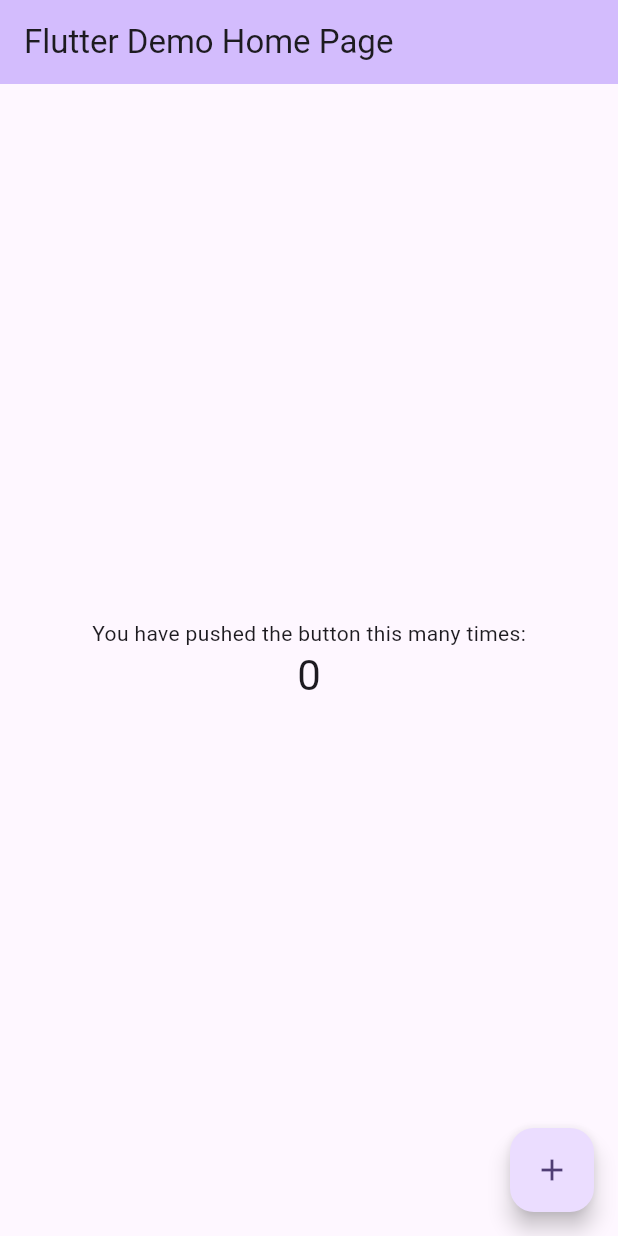
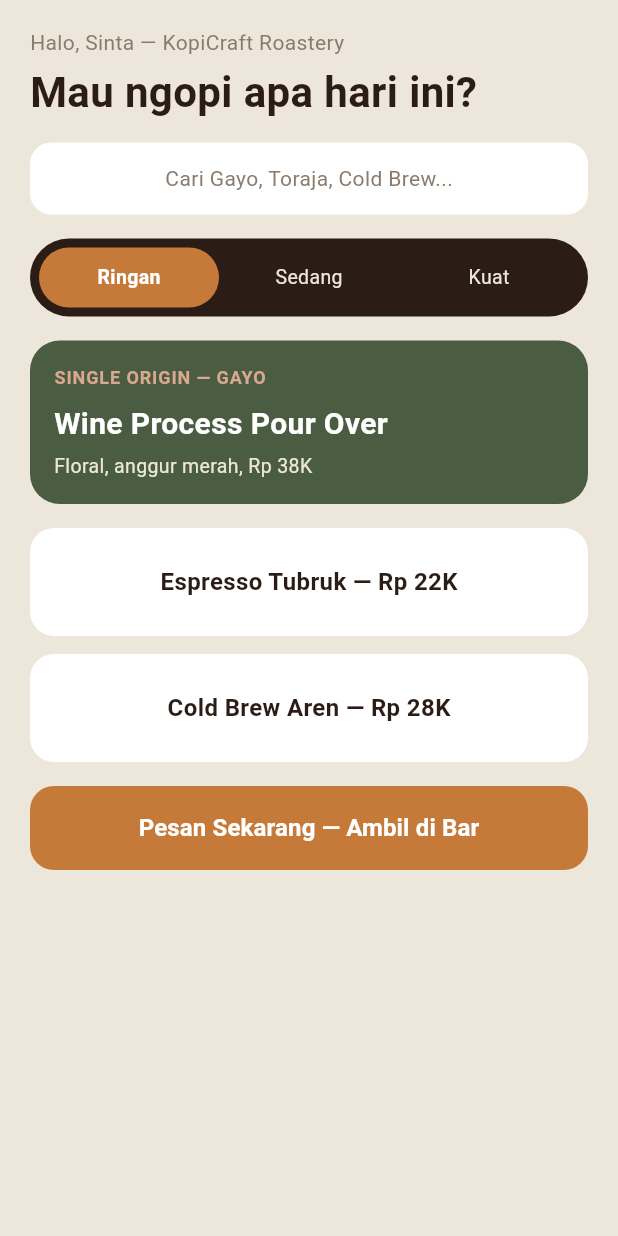
Before and after one commit to muhvarriel/test-figma-cli, a Flutter app: the screen it shows after launch, on a phone screen of 412 x 824 dp. Run offline on Flutter 3.47's test engine with Material 3 defaults, Android fonts, the phone set to English and light mode, and no system bars.

Commit message:
feat(view-and-create): implement design system, widgets, and main screen

```diff
--- /dev/null
+++ b/view-and-create/lib/core/theme/app_colors.dart
@@ -0,0 +1,14 @@
+import 'package:flutter/material.dart';
+
+/// KopiCraft design tokens — extracted from Figma variables (KopiCraft collection).
+/// Figma node: KopiCraft-Home 24:77, 390x844, bg oat.
+abstract final class AppColors {
+  static const oatBg = Color(0xFFEDE6DA);
+  static const surface = Color(0xFFFFFFFF);
+  static const espresso = Color(0xFF2B1D16);
+  static const caramel = Color(0xFFC67A3A);
+  static const moss = Color(0xFF4A5D43);
+  static const clay = Color(0xFFD9A88E);
+  static const muted = Color(0xFF8A7B6E);
+  static const darkPill = Color(0xFF2B1D16);
+}
--- /dev/null
+++ b/view-and-create/lib/core/theme/app_theme.dart
@@ -0,0 +1,22 @@
+import 'package:flutter/material.dart';
+
+import 'app_colors.dart';
+
+/// Material 3 theme mapped from Figma KopiCraft tokens.
+ThemeData buildAppTheme() {
+  final scheme = ColorScheme.fromSeed(
+    seedColor: AppColors.caramel,
+    primary: AppColors.caramel,
+    surface: AppColors.oatBg,
+  );
+  return ThemeData(
+    useMaterial3: true,
+    colorScheme: scheme,
+    scaffoldBackgroundColor: AppColors.oatBg,
+    appBarTheme: const AppBarTheme(
+      backgroundColor: AppColors.oatBg,
+      foregroundColor: AppColors.espresso,
+      elevation: 0,
+    ),
+  );
+}
--- /dev/null
+++ b/view-and-create/lib/core/theme/app_typography.dart
@@ -0,0 +1,48 @@
+import 'package:flutter/material.dart';
+
+import 'app_colors.dart';
+
+/// Type scale for KopiCraft.
+/// Display: Outfit-style geometric (system fallback), Body: Jakarta-style.
+abstract final class AppTypography {
+  static const greeting = TextStyle(
+    fontSize: 14,
+    height: 1.2,
+    color: AppColors.muted,
+  );
+  static const headline = TextStyle(
+    fontSize: 28,
+    fontWeight: FontWeight.w700,
+    height: 1.2,
+    color: AppColors.espresso,
+  );
+  static const searchHint = TextStyle(fontSize: 14, color: AppColors.muted);
+  static const pillSelected = TextStyle(
+    fontSize: 13,
+    fontWeight: FontWeight.w600,
+    color: Colors.white,
+  );
+  static const pillUnselected = TextStyle(fontSize: 13, color: AppColors.oatBg);
+  static const eyebrow = TextStyle(
+    fontSize: 12,
+    fontWeight: FontWeight.w600,
+    letterSpacing: 0.6,
+    color: AppColors.clay,
+  );
+  static const featuredTitle = TextStyle(
+    fontSize: 20,
+    fontWeight: FontWeight.w700,
+    color: Colors.white,
+  );
+  static const featuredBody = TextStyle(fontSize: 13, color: AppColors.oatBg);
+  static const menuTitle = TextStyle(
+    fontSize: 16,
+    fontWeight: FontWeight.w600,
+    color: AppColors.espresso,
+  );
+  static const cta = TextStyle(
+    fontSize: 16,
+    fontWeight: FontWeight.w700,
+    color: Colors.white,
+  );
+}
--- a/view-and-create/lib/main.dart
+++ b/view-and-create/lib/main.dart
@@ -1,122 +1,22 @@
 import 'package:flutter/material.dart';
 
+import 'core/theme/app_theme.dart';
+import 'screens/home_screen.dart';
+
 void main() {
-  runApp(const MyApp());
+  runApp(const KopiCraftApp());
 }
 
-class MyApp extends StatelessWidget {
-  const MyApp({super.key});
+class KopiCraftApp extends StatelessWidget {
+  const KopiCraftApp({super.key});
 
-  // This widget is the root of your application.
   @override
   Widget build(BuildContext context) {
     return MaterialApp(
-      title: 'Flutter Demo',
-      theme: ThemeData(
-        // This is the theme of your application.
-        //
-        // TRY THIS: Try running your application with "flutter run". You'll see
-        // the application has a purple toolbar. Then, without quitting the app,
-        // try changing the seedColor in the colorScheme below to Colors.green
-        // and then invoke "hot reload" (save your changes or press the "hot
-        // reload" button in a Flutter-supported IDE, or press "r" if you used
-        // the command line to start the app).
-        //
-        // Notice that the counter didn't reset back to zero; the application
-        // state is not lost during the reload. To reset the state, use hot
-        // restart instead.
-        //
-        // This works for code too, not just values: Most code changes can be
-        // tested with just a hot reload.
-        colorScheme: .fromSeed(seedColor: Colors.deepPurple),
-      ),
-      home: const MyHomePage(title: 'Flutter Demo Home Page'),
+      title: 'KopiCraft Roastery',
+      debugShowCheckedModeBanner: false,
+      theme: buildAppTheme(),
+      home: const HomeScreen(),
     );
   }
 }
-
-class MyHomePage extends StatefulWidget {
-  const MyHomePage({super.key, required this.title});
-
-  // This widget is the home page of your application. It is stateful, meaning
-  // that it has a State object (defined below) that contains fields that affect
-  // how it looks.
-
-  // This class is the configuration for the state. It holds the values (in this
-  // case the title) provided by the parent (in this case the App widget) and
-  // used by the build method of the State. Fields in a Widget subclass are
-  // always marked "final".
-
-  final String title;
-
-  @override
-  State<MyHomePage> createState() => _MyHomePageState();
-}
-
-class _MyHomePageState extends State<MyHomePage> {
-  int _counter = 0;
-
-  void _incrementCounter() {
-    setState(() {
-      // This call to setState tells the Flutter framework that something has
-      // changed in this State, which causes it to rerun the build method below
-      // so that the display can reflect the updated values. If we changed
-      // _counter without calling setState(), then the build method would not be
-      // called again, and so nothing would appear to happen.
-      _counter++;
-    });
-  }
-
-  @override
-  Widget build(BuildContext context) {
-    // This method is rerun every time setState is called, for instance as done
-    // by the _incrementCounter method above.
-    //
-    // The Flutter framework has been optimized to make rerunning build methods
-    // fast, so that you can just rebuild anything that needs updating rather
-    // than having to individually change instances of widgets.
-    return Scaffold(
-      appBar: AppBar(
-        // TRY THIS: Try changing the color here to a specific color (to
-        // Colors.amber, perhaps?) and trigger a hot reload to see the AppBar
-        // change color while the other colors stay the same.
-        backgroundColor: Theme.of(context).colorScheme.inversePrimary,
-        // Here we take the value from the MyHomePage object that was created by
-        // the App.build method, and use it to set our appbar title.
-        title: Text(widget.title),
-      ),
-      body: Center(
-        // Center is a layout widget. It takes a single child and positions it
-        // in the middle of the parent.
-        child: Column(
-          // Column is also a layout widget. It takes a list of children and
-          // arranges them vertically. By default, it sizes itself to fit its
-          // children horizontally, and tries to be as tall as its parent.
-          //
-          // Column has various properties to control how it sizes itself and
-          // how it positions its children. Here we use mainAxisAlignment to
-          // center the children vertically; the main axis here is the vertical
-          // axis because Columns are vertical (the cross axis would be
-          // horizontal).
-          //
-          // TRY THIS: Invoke "debug painting" (choose the "Toggle Debug Paint"
-          // action in the IDE, or press "p" in the console), to see the
-          // wireframe for each widget.
-          mainAxisAlignment: .center,
-          children: [
-            const Text('You have pushed the button this many times:'),
-            Text(
-              '$_counter',
-              style: Theme.of(context).textTheme.headlineMedium,
-            ),
-          ],
-        ),
-      ),
-      floatingActionButton: FloatingActionButton(
-        onPressed: _incrementCounter,
-        tooltip: 'Increment',
-        child: const Icon(Icons.add),
-      ),
-    );
-  }
-}
--- /dev/null
+++ b/view-and-create/lib/screens/home_screen.dart
@@ -0,0 +1,86 @@
+import 'package:flutter/material.dart';
+
+import '../core/theme/app_colors.dart';
+import '../core/theme/app_typography.dart';
+import '../widgets/brew_pill_selector.dart';
+import '../widgets/featured_card.dart';
+import '../widgets/menu_list_item.dart';
+import '../widgets/primary_button.dart';
+
+class HomeScreen extends StatefulWidget {
+  const HomeScreen({super.key});
+
+  @override
+  State<HomeScreen> createState() => _HomeScreenState();
+}
+
+class _HomeScreenState extends State<HomeScreen> {
+  int _strength = 0;
+  static const _options = ['Ringan', 'Sedang', 'Kuat'];
+
+  @override
+  Widget build(BuildContext context) {
+    return Scaffold(
+      backgroundColor: AppColors.oatBg,
+      body: SafeArea(
+        child: LayoutBuilder(
+          builder: (context, constraints) {
+            return SingleChildScrollView(
+              padding: const EdgeInsets.all(20),
+              child: ConstrainedBox(
+                constraints: BoxConstraints(
+                  minHeight: constraints.maxHeight - 40,
+                ),
+                child: Column(
+                  crossAxisAlignment: CrossAxisAlignment.start,
+                  children: [
+                    const Text(
+                      'Halo, Sinta — KopiCraft Roastery',
+                      style: AppTypography.greeting,
+                    ),
+                    const SizedBox(height: 8),
+                    const Text(
+                      'Mau ngopi apa hari ini?',
+                      style: AppTypography.headline,
+                    ),
+                    const SizedBox(height: 16),
+                    Container(
+                      height: 48,
+                      alignment: Alignment.center,
+                      padding: const EdgeInsets.symmetric(horizontal: 12),
+                      decoration: BoxDecoration(
+                        color: AppColors.surface,
+                        borderRadius: BorderRadius.circular(14),
+                      ),
+                      child: const Text(
+                        'Cari Gayo, Toraja, Cold Brew...',
+                        style: AppTypography.searchHint,
+                      ),
+                    ),
+                    const SizedBox(height: 16),
+                    BrewPillSelector(
+                      options: _options,
+                      selectedIndex: _strength,
+                      onSelected: (i) => setState(() => _strength = i),
+                    ),
+                    const SizedBox(height: 16),
+                    const FeaturedCard(),
+                    const SizedBox(height: 16),
+                    const MenuListItem(title: 'Espresso Tubruk — Rp 22K'),
+                    const SizedBox(height: 12),
+                    const MenuListItem(title: 'Cold Brew Aren — Rp 28K'),
+                    const SizedBox(height: 16),
+                    PrimaryButton(
+                      label: 'Pesan Sekarang — Ambil di Bar',
+                      onTap: () {},
+                    ),
+                  ],
+                ),
+              ),
+            );
+          },
+        ),
+      ),
+    );
+  }
+}
--- /dev/null
+++ b/view-and-create/lib/widgets/brew_pill_selector.dart
@@ -0,0 +1,57 @@
+import 'package:flutter/material.dart';
+
+import '../core/theme/app_colors.dart';
+import '../core/theme/app_typography.dart';
+
+/// Signature element: Brew Strength Pill Selector.
+/// Dark rounded container with 3 options, selected = caramel pill.
+class BrewPillSelector extends StatelessWidget {
+  const BrewPillSelector({
+    super.key,
+    required this.options,
+    required this.selectedIndex,
+    required this.onSelected,
+  });
+
+  final List<String> options;
+  final int selectedIndex;
+  final ValueChanged<int> onSelected;
+
+  @override
+  Widget build(BuildContext context) {
+    return Container(
+      height: 52,
+      padding: const EdgeInsets.all(6),
+      decoration: BoxDecoration(
+        color: AppColors.darkPill,
+        borderRadius: BorderRadius.circular(26),
+      ),
+      child: Row(
+        children: [
+          for (var i = 0; i < options.length; i++)
+            Expanded(
+              child: GestureDetector(
+                onTap: () => onSelected(i),
+                child: Container(
+                  height: 40,
+                  alignment: Alignment.center,
+                  decoration: BoxDecoration(
+                    color: i == selectedIndex
+                        ? AppColors.caramel
+                        : Colors.transparent,
+                    borderRadius: BorderRadius.circular(20),
+                  ),
+                  child: Text(
+                    options[i],
+                    style: i == selectedIndex
+                        ? AppTypography.pillSelected
+                        : AppTypography.pillUnselected,
+                  ),
+                ),
+              ),
+            ),
+        ],
+      ),
+    );
+  }
+}
--- /dev/null
+++ b/view-and-create/lib/widgets/featured_card.dart
@@ -0,0 +1,34 @@
+import 'package:flutter/material.dart';
+
+import '../core/theme/app_colors.dart';
+import '../core/theme/app_typography.dart';
+
+class FeaturedCard extends StatelessWidget {
+  const FeaturedCard({super.key});
+
+  @override
+  Widget build(BuildContext context) {
+    return Container(
+      width: double.infinity,
+      padding: const EdgeInsets.all(16),
+      decoration: BoxDecoration(
+        color: AppColors.moss,
+        borderRadius: BorderRadius.circular(20),
+      ),
+      child: const Column(
+        crossAxisAlignment: CrossAxisAlignment.start,
+        mainAxisSize: MainAxisSize.min,
+        children: [
+          Text('SINGLE ORIGIN — GAYO', style: AppTypography.eyebrow),
+          SizedBox(height: 8),
+          Text('Wine Process Pour Over', style: AppTypography.featuredTitle),
+          SizedBox(height: 4),
+          Text(
+            'Floral, anggur merah, Rp 38K',
+            style: AppTypography.featuredBody,
+          ),
+        ],
+      ),
+    );
+  }
+}
--- /dev/null
+++ b/view-and-create/lib/widgets/menu_list_item.dart
@@ -0,0 +1,24 @@
+import 'package:flutter/material.dart';
+
+import '../core/theme/app_colors.dart';
+import '../core/theme/app_typography.dart';
+
+class MenuListItem extends StatelessWidget {
+  const MenuListItem({super.key, required this.title});
+
+  final String title;
+
+  @override
+  Widget build(BuildContext context) {
+    return Container(
+      height: 72,
+      alignment: Alignment.center,
+      padding: const EdgeInsets.symmetric(horizontal: 12),
+      decoration: BoxDecoration(
+        color: AppColors.surface,
+        borderRadius: BorderRadius.circular(16),
+      ),
+      child: Text(title, style: AppTypography.menuTitle),
+    );
+  }
+}
--- /dev/null
+++ b/view-and-create/lib/widgets/primary_button.dart
@@ -0,0 +1,32 @@
+import 'package:flutter/material.dart';
+
+import '../core/theme/app_colors.dart';
+import '../core/theme/app_typography.dart';
+
+class PrimaryButton extends StatelessWidget {
+  const PrimaryButton({super.key, required this.label, required this.onTap});
+
+  final String label;
+  final VoidCallback onTap;
+
+  @override
+  Widget build(BuildContext context) {
+    return SizedBox(
+      height: 56,
+      width: double.infinity,
+      child: ElevatedButton(
+        onPressed: onTap,
+        style: ElevatedButton.styleFrom(
+          backgroundColor: AppColors.caramel,
+          foregroundColor: Colors.white,
+          shape: RoundedRectangleBorder(
+            borderRadius: BorderRadius.circular(16),
+          ),
+          elevation: 0,
+          minimumSize: const Size(48, 48),
+        ),
+        child: Text(label, style: AppTypography.cta),
+      ),
+    );
+  }
+}
```
Also changed, not shown: 1 other file.
